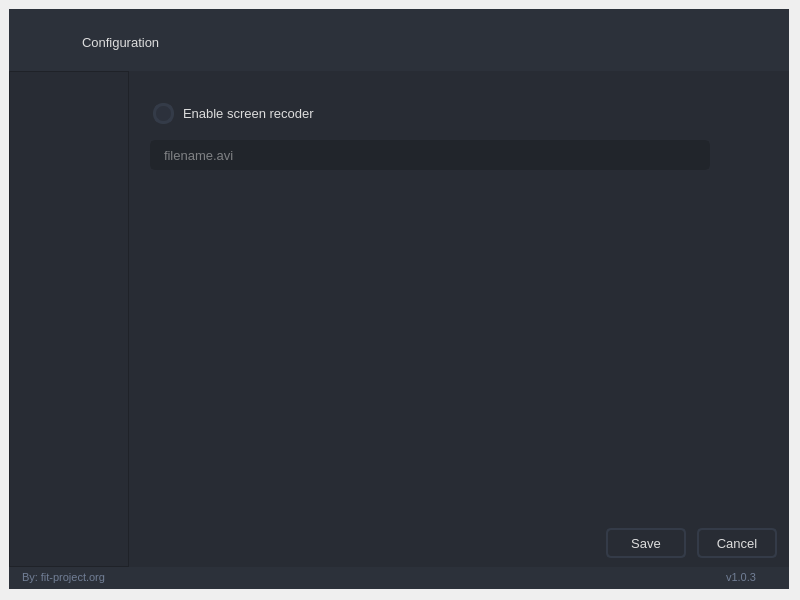
Old version of the form ui/configuration/configuration.ui in the repository fit-project/fit.
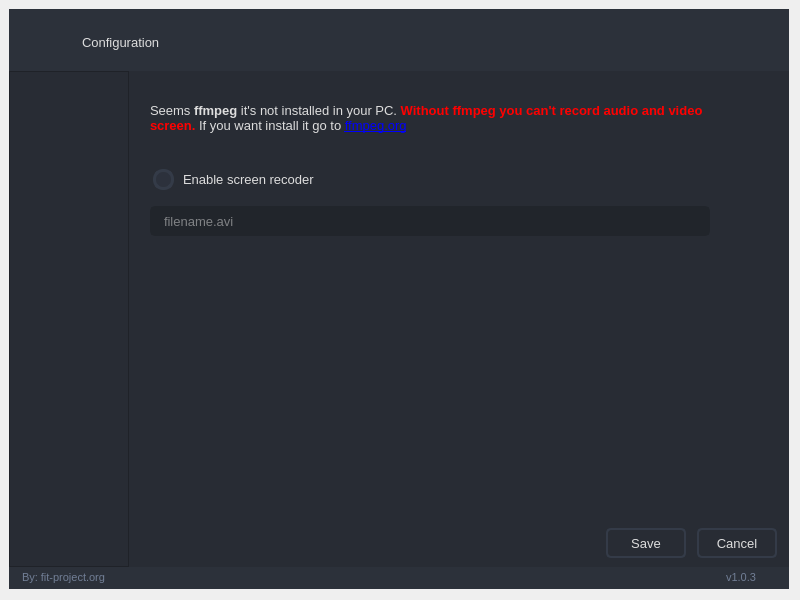
New version of the form. The open tabs and pages were chosen to show the change. Icons and pictures are not drawn.

Commit message: Add ffmpeg installer whit

What changed in the file:
```diff
--- a/ui/configuration/configuration.ui
+++ b/ui/configuration/configuration.ui
@@ -2112,6 +2112,16 @@
                         </property>
                         <item>
                          <layout class="QVBoxLayout" name="screen_recorder_configuration_box">
+                          <item>
+                           <widget class="QLabel" name="screen_recorder_warning_message">
+                            <property name="text">
+                             <string>&lt;html&gt;&lt;head/&gt;&lt;body&gt;&lt;p&gt;Seems &lt;span style=&quot; font-weight:600;&quot;&gt;ffmpeg&lt;/span&gt; it's not installed in your PC. &lt;span style=&quot; font-weight:600; color:#ff0000;&quot;&gt;Without ffmpeg you can't record audio and video screen. &lt;/span&gt;If you want install it go to &lt;a href=&quot;https://www.ffmpeg.org/&quot;&gt;&lt;span style=&quot; text-decoration: underline; color:#0000ff;&quot;&gt;ffmpeg.org&lt;/span&gt;&lt;/a&gt;&lt;br&gt;&lt;br&gt;&lt;/p&gt;&lt;/body&gt;&lt;/html&gt;</string>
+                            </property>
+                            <property name="wordWrap">
+                             <bool>true</bool>
+                            </property>
+                           </widget>
+                          </item>
                           <item>
                            <widget class="QCheckBox" name="enable_screen_recorder">
                             <property name="text">
```
Left out of the diff: 2 changed lines with no effect on the pictures. The commit also changes 5 other files.
